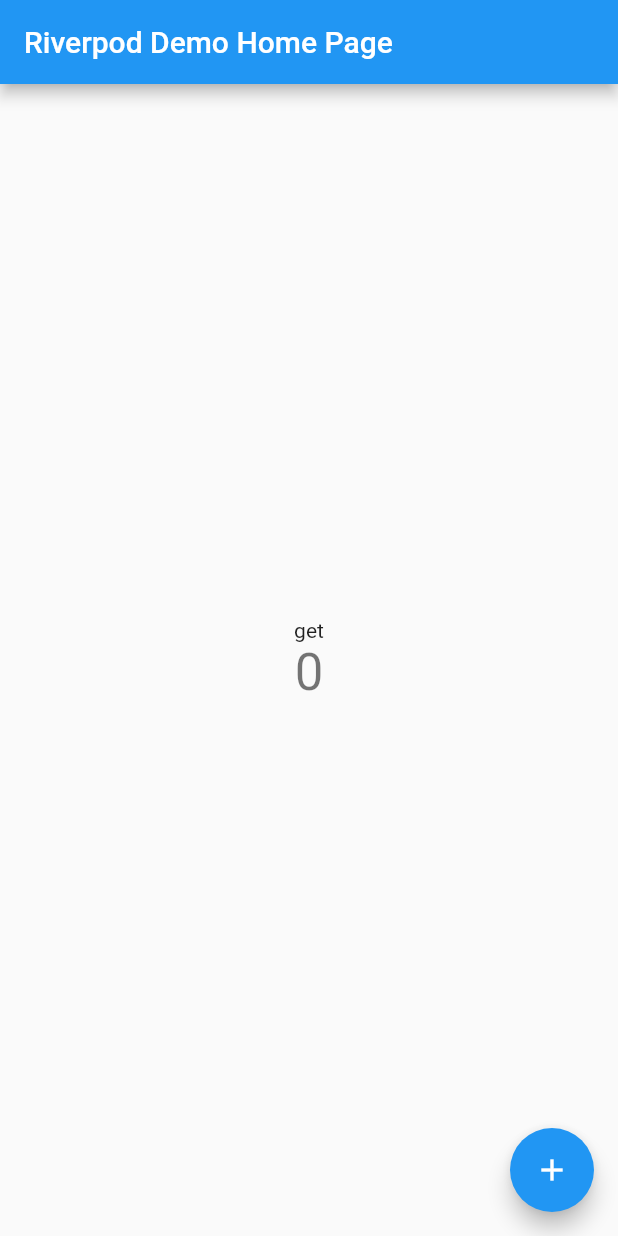
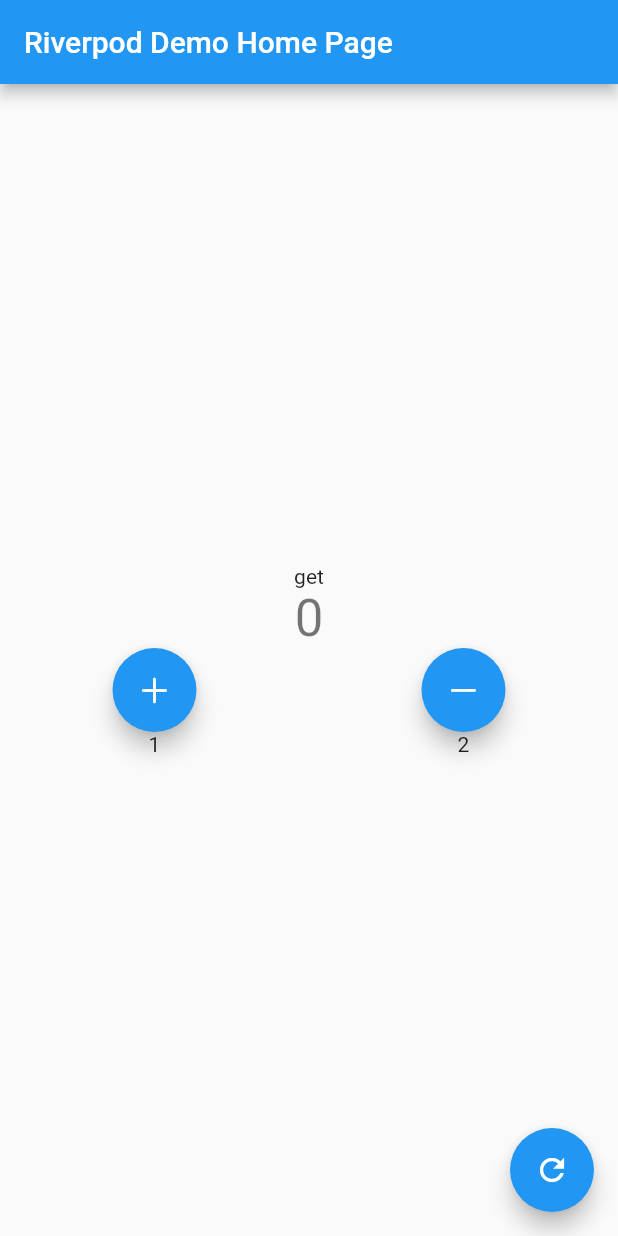
Before and after one commit to kuma0330/practice_flutter_riverpod, a Flutter app: the screen it shows after launch, on a phone screen of 412 x 824 dp. Run offline on Flutter 3.47's test engine with Material 2 defaults, Android fonts, the light colour scheme and no system bars; our stand-ins replace flutter_riverpod.

Commit message:
Added count buttons and refresh button

```diff
--- a/lib/main.dart
+++ b/lib/main.dart
@@ -1,3 +1,4 @@
+import 'package:flutter/cupertino.dart';
 import 'package:flutter/material.dart';
 import 'package:flutter_riverpod/flutter_riverpod.dart';
 import 'package:practice_riverpod/provider.dart';
@@ -54,13 +55,35 @@
               ref.watch(countProvider).toString(),
               style: Theme.of(context).textTheme.headline4,
             ),
+            Row(
+              mainAxisAlignment: MainAxisAlignment.spaceAround,
+              children: [
+                FloatingActionButton(
+                  onPressed: () => ref.read(countProvider.state).state++,
+                  tooltip: 'Decrement',
+                  child: const Icon(CupertinoIcons.plus),
+                ),
+                FloatingActionButton(
+                  onPressed: () => ref.read(countProvider.state).state++,
+                  tooltip: 'Increment',
+                  child: const Icon(CupertinoIcons.minus),
+                ),
+              ],
+            ),
+            Row(
+              mainAxisAlignment: MainAxisAlignment.spaceAround,
+              children: [
+                Text('1'),
+                Text('2'),
+              ],
+            ),
           ],
         ),
       ),
       floatingActionButton: FloatingActionButton(
         onPressed: () => ref.read(countProvider.state).state++,
         tooltip: 'Increment',
-        child: const Icon(Icons.add),
+        child: const Icon(Icons.refresh),
       ),
     );
   }
```
